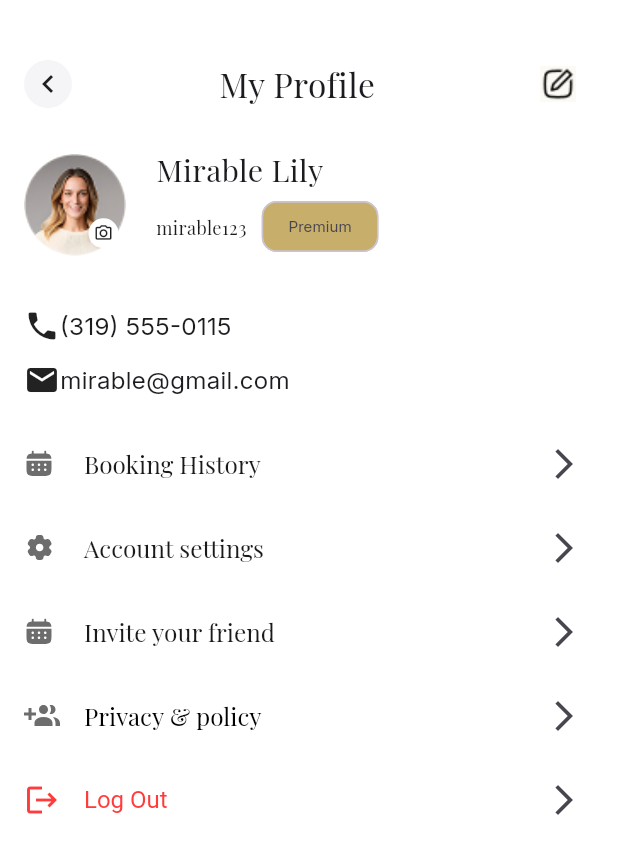
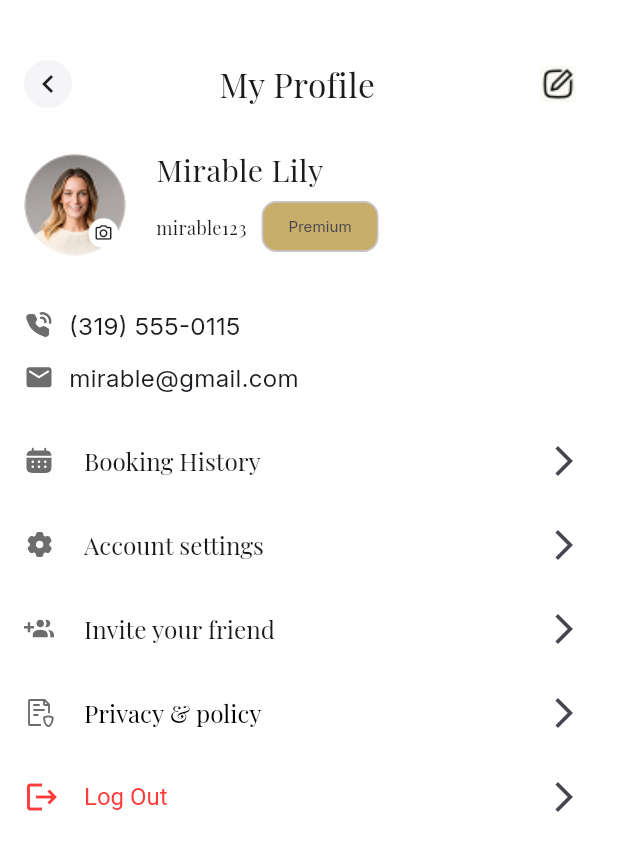
Before and after one commit to MTS-Services/abyansf_asfmanagment_app, a Flutter app: the ProfileScreen screen opened directly, on a phone screen of 412 x 824 dp. Shown: the top 854 px of the screen. Run offline on Flutter 3.47's test engine with Material 3 defaults, Android fonts, the phone set to English and light mode, and no system bars; our stand-ins replace carousel_slider, dropdown_button2, flutter_screenutil, flutter_svg, font_awesome_flutter, get and 2 more.

Commit message:
update link

```diff
--- a/lib/utils/assets_path.dart
+++ b/lib/utils/assets_path.dart
@@ -12,7 +12,8 @@ class AssetPath {
   static const String hotelImage = '$_basePath/hotel_image.png';
   static const String phoneCall = '$_basePath/phone_call.svg';
   static const String solarCalendar = '$_basePath/solar_calendar_bold.svg';
-  static const String privacyPolicy = '$_basePath/privacy_policy.svg';
+  static const String inviteFriend = '$_basePath/invite_friend.svg';
+  static const String privacyPolicy = '$_basePath/iconoir_privacy_policy.svg';
   static const String solarSettings = '$_basePath/solar_settings_bold.svg';
   static const String logOut = '$_basePath/log_out.svg';
   static const String navProfile = '$_basePath/nav_profile.svg';
@@ -25,7 +26,9 @@ class AssetPath {
   static const String icSharpFacebook = '$_basePath/ic_sharp-facebook.svg';
   static const String riMessengerFill = '$_basePath/ri_messenger-fill.svg';
   static const String riWhatsappFill = '$_basePath/ri_whatsapp-fill.svg';
-  static const String icRoundEmail = '$_basePath/ic_round-email.svg';
+  static const String icRoundEmailLight = '$_basePath/ic_round-email.svg';
+  static const String icRoundEmail = '$_basePath/ic_round_email.svg';
+  static const String iconParkSolid = '$_basePath/icon_park_solid_phone_call.svg';
   static const String solarCopyOutline = '$_basePath/solar_copy_outline.svg';
   static const String lsiconUserCrowd =
       '$_basePath/lsicon_user-crowd-outline.svg';
--- a/lib/view/screens/all_form_pages/hotel_and_villas_screen.dart
+++ b/lib/view/screens/all_form_pages/hotel_and_villas_screen.dart
@@ -96,7 +96,9 @@ class HotelAndVillasScreen extends StatelessWidget {
                   children: [
                     Expanded(
                       child: ElevatedButton(
-                        onPressed: () {},
+                        onPressed: () {
+                          Get.back();
+                        },
                         style: ElevatedButton.styleFrom(
                           backgroundColor: AppColors.white,
                           shadowColor: Colors.transparent,
--- a/lib/view/screens/all_form_pages/jets_screen.dart
+++ b/lib/view/screens/all_form_pages/jets_screen.dart
@@ -95,7 +95,9 @@ class JetsScreen extends StatelessWidget {
                   children: [
                     Expanded(
                       child: ElevatedButton(
-                        onPressed: () {},
+                        onPressed: () {
+                          Get.back();
+                        },
                         child: Text('Cancel'),
                         style: ElevatedButton.styleFrom(
                           backgroundColor: AppColors.white,
--- a/lib/view/screens/all_form_pages/life_style_screen.dart
+++ b/lib/view/screens/all_form_pages/life_style_screen.dart
@@ -95,7 +95,9 @@ class LifeStyleScreen extends StatelessWidget {
                   children: [
                     Expanded(
                       child: ElevatedButton(
-                        onPressed: () {},
+                        onPressed: () {
+                          Get.back();
+                        },
                         child: Text('Cancel'),
                         style: ElevatedButton.styleFrom(
                           backgroundColor: AppColors.white,
--- a/lib/view/screens/all_form_pages/super_car_screen.dart
+++ b/lib/view/screens/all_form_pages/super_car_screen.dart
@@ -87,7 +87,9 @@ class SuperCarScreen extends StatelessWidget {
                   children: [
                     Expanded(
                       child: ElevatedButton(
-                        onPressed: () {},
+                        onPressed: () {
+                          Get.back();
+                        },
                         child: Text('Cancel'),
                         style: ElevatedButton.styleFrom(
                           backgroundColor: AppColors.white,
--- a/lib/view/screens/all_form_pages/yacht_requesr_form_screen.dart
+++ b/lib/view/screens/all_form_pages/yacht_requesr_form_screen.dart
@@ -3,6 +3,8 @@ import 'package:abyansf_asfmanagment_app/utils/style/appColor.dart';
 import 'package:abyansf_asfmanagment_app/view/widget/custom_date_picker.dart';
 import 'package:abyansf_asfmanagment_app/view/widget/custom_drop_down.dart';
 import 'package:flutter/material.dart';
+import 'package:get/get.dart';
+import 'package:get/get_core/src/get_main.dart';
 
 import '../../../utils/style/app_text_styles.dart';
 
@@ -77,7 +79,9 @@ class YachtRequesrFormScreen extends StatelessWidget {
                   children: [
                     Expanded(
                       child: ElevatedButton(
-                        onPressed: () {},
+                        onPressed: () {
+                          Get.back();
+                        },
                         child: Text('Cancel'),
                         style: ElevatedButton.styleFrom(
                           backgroundColor: AppColors.white,
--- a/lib/view/screens/profile_screen/invite_friend_show_log.dart
+++ b/lib/view/screens/profile_screen/invite_friend_show_log.dart
@@ -87,7 +87,7 @@ class InviteFriendShowLog {
                   child: Row(
                     mainAxisAlignment: MainAxisAlignment.center,
                     children: [
-                      SvgPicture.asset(AssetPath.icRoundEmail),
+                      SvgPicture.asset(AssetPath.icRoundEmailLight),
                       const SizedBox(width: 8),
                       const Text(
                         'Send by email',
--- a/lib/view/screens/profile_screen/profile_screen.dart
+++ b/lib/view/screens/profile_screen/profile_screen.dart
@@ -40,7 +40,7 @@ class ProfileScreen extends StatelessWidget {
     },
     {
       'leading': SvgPicture.asset(
-        AssetPath.solarCalendar,
+        AssetPath.inviteFriend,
         height: 20,
         width: 20,
       ),
@@ -175,7 +175,12 @@ class ProfileScreen extends StatelessWidget {
                     SizedBox(height: 20),
                     Row(
                       children: [
-                        Icon(Icons.phone),
+                        SvgPicture.asset(
+                          AssetPath.iconParkSolid,
+                          height: 20,
+                          width: 20,
+                        ),
+                        SizedBox(width: 10),
                         Text(
                           '(319) 555-0115',
                           style: AppTextStyle.interRegular16,
@@ -185,7 +190,12 @@ class ProfileScreen extends StatelessWidget {
                     SizedBox(height: 12),
                     Row(
                       children: [
-                        Icon(Icons.email),
+                        SvgPicture.asset(
+                          AssetPath.icRoundEmail,
+                          height: 20,
+                          width: 20,
+                        ),
+                        SizedBox(width: 10),
                         Text(
                           'mirable@gmail.com',
                           style: AppTextStyle.interRegular16,
```
Also changed, not shown: lib/view/screens/all_form_pages/order_place_screen.dart (+12 -4 lines), assets/images/ic_round_email.svg (added), assets/images/icon_park_solid_phone_call.svg (added), assets/images/iconoir_privacy_policy.svg (added), assets/images/invite_friend.svg (renamed from assets/images/privacy_policy.svg).
